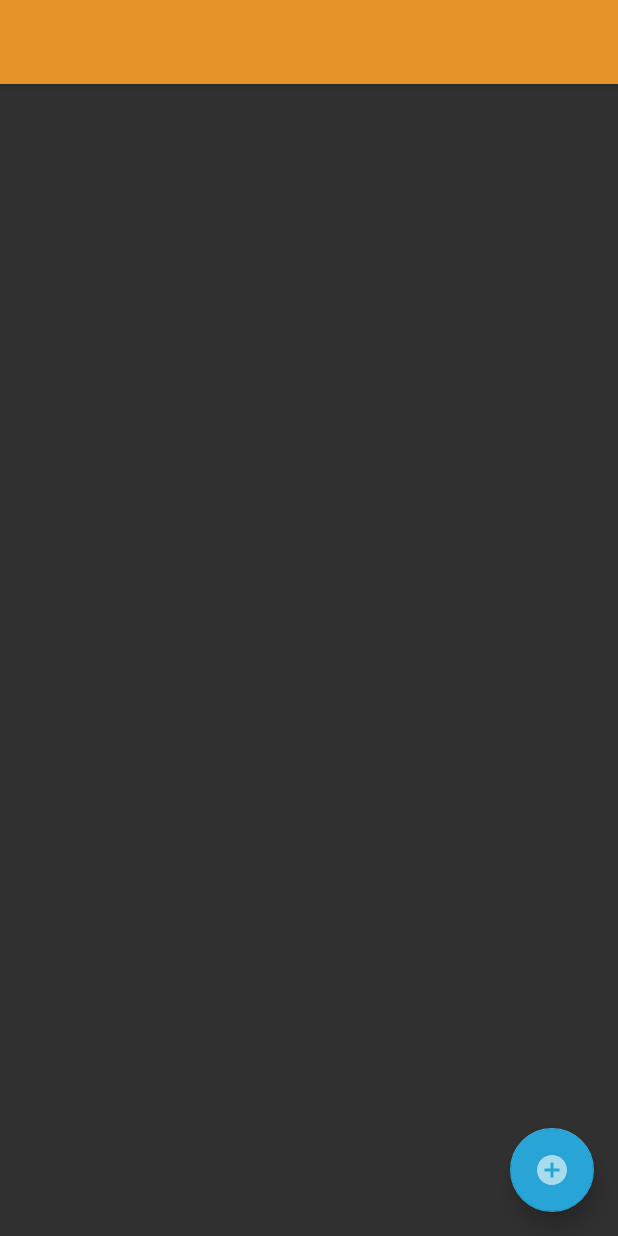
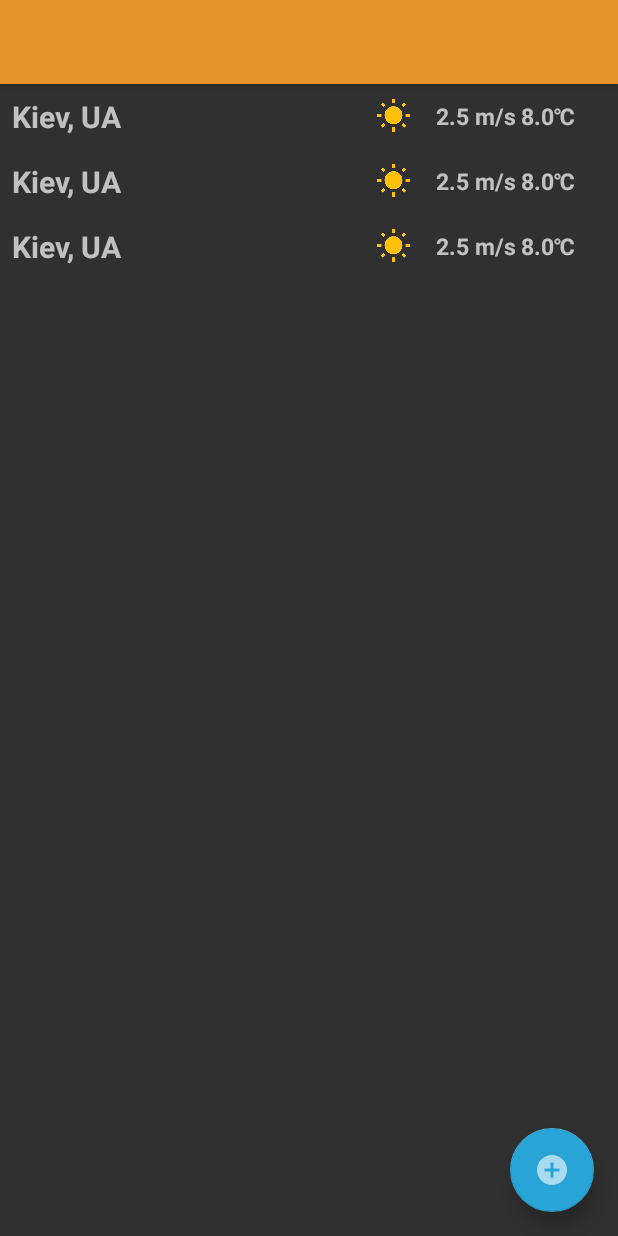
Before and after one commit to a-blekot/weatherapp, an Android app: the layout activity_main.xml on its own in the app's theme, with its tools: preview values and no code run, on a phone screen of 412 x 824 dp. Run offline under Robolectric (Android 15) with nearby library versions, the phone set to English and light mode, and no system bars.

Commit message:
dagger2 complete

```diff
--- a/app/src/main/java/com/anadi/weatherinfo/di/LocationProviderModule.kt
+++ b/app/src/main/java/com/anadi/weatherinfo/di/LocationProviderModule.kt
@@ -2,8 +2,7 @@ package com.anadi.weatherinfo.di
 
 import com.anadi.weatherinfo.repository.InfoLoader
 import com.anadi.weatherinfo.repository.LocationsCash
-import com.anadi.weatherinfo.repository.LocationsProvideImpl
-import com.anadi.weatherinfo.ui.addlocation.AddLocationActivity
+import com.anadi.weatherinfo.repository.LocationsProviderImpl
 import com.anadi.weatherinfo.ui.addlocation.AddLocationContract
 import com.anadi.weatherinfo.ui.addlocation.AddLocationPresenter
 import com.anadi.weatherinfo.ui.addlocation.LocationsProvider
@@ -36,7 +35,7 @@ class LocationProviderModule {
 
     @Provides
     @Singleton
-    fun createLocationsProvider(): LocationsProvider = LocationsProvideImpl()
+    fun createLocationsProvider(): LocationsProvider = LocationsProviderImpl()
 
     @Provides
     @Singleton
--- a/app/src/main/java/com/anadi/weatherinfo/repository/IconMap.kt
+++ b/app/src/main/java/com/anadi/weatherinfo/repository/IconMap.kt
@@ -7,7 +7,7 @@ object IconMap {
     private var inited = false
     private val icons: MutableMap<String, Int> = HashMap()
     private val iconNames = arrayOf("s01d", "s02d", "s03d", "s04d", "s09d", "s10d", "s11d", "s13d", "s50d",
-            "s01n", "s02n", "s03n", "s04n", "s09n", "s10n", "s11n", "s13n", "s50n")
+            "s01n", "s02n", "s03n", "s04n", "s09n", "s10n", "s11n", "s13n", "s50n", "ic_no_icon")
 
     //            "01d", "02d", "03d", "04d", "09d",
     //            "10d", "11d", "13d", "50d",
@@ -27,6 +27,6 @@ object IconMap {
 
     // choose icon with the same name as info.weather.icon
     fun getIconId(iconName: String): Int {
-        return icons["s$iconName"]!!
+        return icons["s$iconName"] ?: icons.values.last()
     }
 }
--- a/app/src/main/java/com/anadi/weatherinfo/repository/LocationInfo.kt
+++ b/app/src/main/java/com/anadi/weatherinfo/repository/LocationInfo.kt
@@ -7,7 +7,7 @@ import java.io.ObjectOutputStream
 import java.io.Serializable
 import kotlin.jvm.Throws
 
-class LocationInfo(var cityName: String?, var country: Country) : Serializable {
+class LocationInfo(var cityName: String, var country: Country) : Serializable {
     var id: Int
         private set
     lateinit var info: WeatherInfo
--- a/app/src/main/java/com/anadi/weatherinfo/ui/addlocation/AddLocationPresenter.kt
+++ b/app/src/main/java/com/anadi/weatherinfo/ui/addlocation/AddLocationPresenter.kt
@@ -1,10 +1,8 @@
 package com.anadi.weatherinfo.ui.addlocation
 
-import android.location.LocationProvider
 import android.os.Handler
 import android.text.TextUtils
 import com.anadi.weatherinfo.R
-import com.anadi.weatherinfo.repository.LocationsProvideImpl
 import com.anadi.weatherinfo.repository.LocationsCash
 import timber.log.Timber
 import java.util.concurrent.Executor
@@ -39,8 +37,7 @@ class AddLocationPresenter @Inject constructor(private val locationCash: Locatio
                     onError()
                 }
             } catch (e: Exception) {
-                System.err.println(e.message)
-                e.printStackTrace()
+                Timber.e(e)
             }
         }
     }
--- a/app/src/main/java/com/anadi/weatherinfo/ui/details/DetailsPresenter.kt
+++ b/app/src/main/java/com/anadi/weatherinfo/ui/details/DetailsPresenter.kt
@@ -29,8 +29,7 @@ class DetailsPresenter @Inject constructor(private val locationsCash: LocationsC
                     onError()
                 }
             } catch (e: Exception) {
-                System.err.println(e.message)
-                e.printStackTrace()
+                Timber.e(e)
             }
         }).start()
     }
@@ -47,7 +46,7 @@ class DetailsPresenter @Inject constructor(private val locationsCash: LocationsC
         return locationsCash.getInfo(id)
     }
 
-    override fun update(o: Observable, arg: Any) {
+    override fun update(o: Observable, arg: Any?) {
         if (arg is LocationInfo && arg.id == id) {
             onUpdated()
         }
--- a/app/src/main/java/com/anadi/weatherinfo/ui/mainactivity/MainActivity.kt
+++ b/app/src/main/java/com/anadi/weatherinfo/ui/mainactivity/MainActivity.kt
@@ -27,7 +27,6 @@ class MainActivity : AppCompatActivity(R.layout.activity_main), OnLocationSelect
     private val binding by viewBinding(ActivityMainBinding::bind, R.id.layout)
 
     private lateinit var adapter: LocationAdapter
-    private lateinit var layoutManager: RecyclerView.LayoutManager
     @Inject
     lateinit var presenter: MainActivityContract.Presenter
 
@@ -110,10 +109,8 @@ class MainActivity : AppCompatActivity(R.layout.activity_main), OnLocationSelect
         presenter.view = this
         presenter.loadLocations(this)
         adapter = LocationAdapter(this, this, presenter)
-        layoutManager = LinearLayoutManager(this)
 
-        binding.recyclerView.setAdapter(adapter)
-        binding.recyclerView.setLayoutManager(layoutManager)
+        binding.recyclerView.adapter = adapter
 
         Timber.d("onCreate")
         Toast.makeText(this, "onCreate", Toast.LENGTH_SHORT).show()
--- a/app/src/main/java/com/anadi/weatherinfo/ui/mainactivity/MainPresenter.kt
+++ b/app/src/main/java/com/anadi/weatherinfo/ui/mainactivity/MainPresenter.kt
@@ -39,7 +39,7 @@ class MainPresenter @Inject constructor (private val locationsCash: LocationsCas
         return locationsCash.deleteLocation(locationInfo)
     }
 
-    override fun update(o: Observable, arg: Any) {
+    override fun update(o: Observable, arg: Any?) {
         Timber.d("1")
         handler.post { view.onUpdate() }
     }
--- a/app/src/main/res/layout/activity_main.xml
+++ b/app/src/main/res/layout/activity_main.xml
@@ -10,6 +10,7 @@
     <com.google.android.material.appbar.AppBarLayout
         android:layout_width="match_parent"
         android:layout_height="wrap_content"
+        android:id="@+id/toolbar_layout"
         android:theme="@style/AppTheme.AppBarOverlay"
         app:layout_constraintTop_toTopOf="parent">
 
@@ -25,7 +26,11 @@
     <androidx.recyclerview.widget.RecyclerView
         android:id="@+id/recycler_view"
         android:layout_width="match_parent"
-        android:layout_height="match_parent" />
+        android:layout_height="0dp"
+        app:layout_constraintTop_toBottomOf="@id/toolbar_layout"
+        app:layout_constraintBottom_toBottomOf="parent"
+        app:layoutManager="androidx.recyclerview.widget.LinearLayoutManager"
+        tools:listitem="@layout/location_row" />
 
     <!--    android:background="@drawable/sky_pink"-->
 
--- a/app/src/main/res/layout/location_row.xml
+++ b/app/src/main/res/layout/location_row.xml
@@ -1,5 +1,6 @@
 <?xml version="1.0" encoding="utf-8"?>
 <LinearLayout xmlns:android="http://schemas.android.com/apk/res/android"
+    xmlns:tools="http://schemas.android.com/tools"
     android:id="@+id/location_row"
     android:layout_width="match_parent"
     android:layout_height="wrap_content"
@@ -11,20 +12,24 @@
 
     <TextView
         android:id="@+id/location_row_name"
-        style="@style/row_name" />
+        style="@style/row_name"
+        tools:text="Kiev, UA" />
 
     <ImageView
         android:id="@+id/location_row_icon"
         style="@style/row_info"
-        android:contentDescription="@string/weather_icon_description" />
+        android:contentDescription="@string/weather_icon_description"
+        tools:src="@drawable/s01d" />
 
     <TextView
         android:id="@+id/location_row_wind"
-        style="@style/row_info" />
+        style="@style/row_info"
+        tools:text="@string/wind_speed_ms_stub" />
 
     <TextView
         android:id="@+id/location_row_temp"
-        style="@style/row_info" />
+        style="@style/row_info"
+        tools:text="@string/temp_celsium_stub" />
 
 
 </LinearLayout>
--- a/app/src/main/res/values/strings.xml
+++ b/app/src/main/res/values/strings.xml
@@ -5,7 +5,9 @@
     <string name="on_error_select_city">Wrong city, please select again</string>
     <string name="on_error_update">Can\'t update. Please check internet connection.</string>
     <string name="wind_speed_ms">%1$.1f m/s</string>
+    <string name="wind_speed_ms_stub" translatable="false">2.5 m/s</string>
     <string name="temp_celsium" translatable="false">%1$.1f\u2103</string>
+    <string name="temp_celsium_stub" translatable="false">8.0\u2103</string>
     <string name="temp_fahrenheit" translatable="false">%1$.1f\u2109</string>
     <string name="feels_like_celsium">Feels like %1$.1f\u2103</string>
     <string name="feels_like_fahrenheit">Feels like %1$.1f\u2109</string>
@@ -23,11 +25,11 @@
     <string name="bacground_picture">Bacground picture</string>
     <string name="action_settings">Settings</string>
     <string name="action_order">Order</string>
-    <string name="order_message">You ordere something</string>
+    <string name="order_message" translatable="false">You have ordered something</string>
     <string name="menu_custom_delete">Delete</string>
     <string name="menu_context_favorite">Add to favorite</string>
     <string name="night_mode">Night mode</string>
     <string name="day_mode">Day mode</string>
-    <string name="channel_name">update channel</string>
-    <string name="channel_description">Description of Update-channel</string>
+    <string name="channel_name" translatable="false">update channel</string>
+    <string name="channel_description" translatable="false">Description of Update-channel</string>
 </resources>
```
Also changed, not shown: app/src/main/java/com/anadi/weatherinfo/UpdateReceiver.kt (+4 -5 lines), app/src/main/java/com/anadi/weatherinfo/repository/InfoLoader.kt (+9 -10 lines), app/src/main/java/com/anadi/weatherinfo/repository/LocationsCash.kt (+26 -16 lines), app/src/main/java/com/anadi/weatherinfo/repository/LocationsProviderImpl.kt (renamed from app/src/main/java/com/anadi/weatherinfo/repository/LocationsProvideImpl.kt, +13 -10 lines), app/src/main/java/com/anadi/weatherinfo/repository/data/WeatherInfo.kt (+14 -1 lines), app/src/main/res/drawable/ic_no_icon.xml (added, +8 -0 lines).
